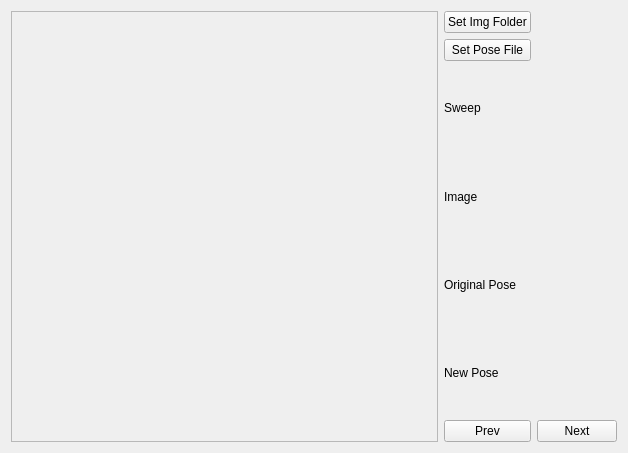
Before: the Qt Designer form src/ui2/pp.ui in Foued70/torchlab, drawn with Qt 5.
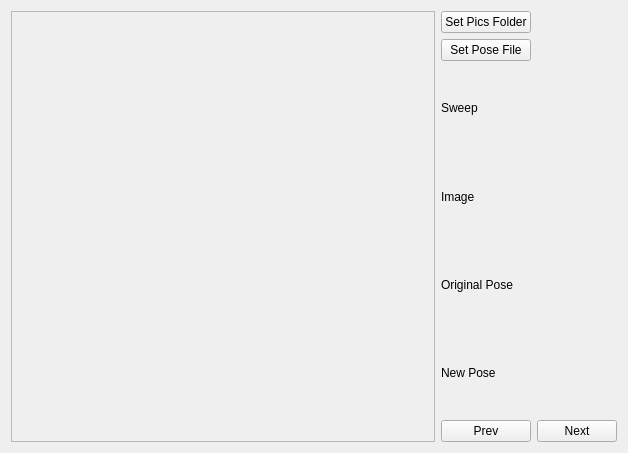
After: the same form once the commit is applied.

Commit message: pp loading poses and sweeps and outline of writing new poses. not totally tested

```diff
--- a/src/ui2/pp.ui
+++ b/src/ui2/pp.ui
@@ -58,7 +58,7 @@
      <item row="0" column="0">
       <widget class="QPushButton" name="btnImgFolder">
        <property name="text">
-        <string>Set Img Folder</string>
+        <string>Set Pics Folder</string>
        </property>
       </widget>
      </item>
```
Left out of the diff: 12 changed lines with no effect on the pictures. The commit also changes 1 other file.
